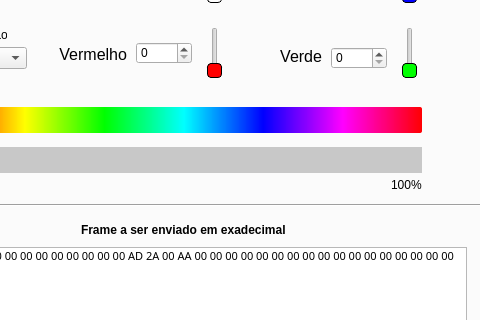
Qt form development/RDM_DMX_Master.ui (GuilhermeRS11/GUI_RDM_DMX_Master) before a commit; both pictures show x 101 to 581 and y 228 to 548 of the 581 by 697 pixel window.
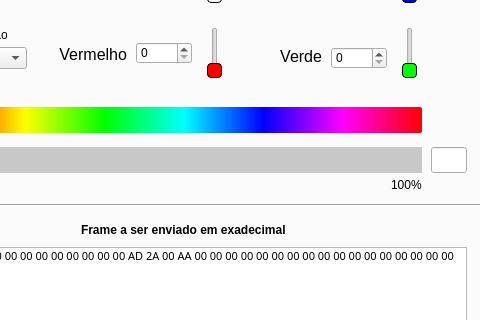
The same form after that commit. The open tabs and pages were chosen to show the change. Icons and pictures are not drawn.

Commit message: Criacao da box de brigthness percentage

Patch:
```diff
--- a/development/RDM_DMX_Master.ui
+++ b/development/RDM_DMX_Master.ui
@@ -3016,6 +3016,37 @@
        <string>100%</string>
       </property>
      </widget>
+     <widget class="QLineEdit" name="brightness_percentage_box">
+      <property name="geometry">
+       <rect>
+        <x>530</x>
+        <y>330</y>
+        <width>36</width>
+        <height>26</height>
+       </rect>
+      </property>
+      <property name="sizePolicy">
+       <sizepolicy hsizetype="Expanding" vsizetype="Fixed">
+        <horstretch>0</horstretch>
+        <verstretch>0</verstretch>
+       </sizepolicy>
+      </property>
+      <property name="baseSize">
+       <size>
+        <width>0</width>
+        <height>0</height>
+       </size>
+      </property>
+      <property name="inputMask">
+       <string/>
+      </property>
+      <property name="frame">
+       <bool>true</bool>
+      </property>
+      <property name="readOnly">
+       <bool>true</bool>
+      </property>
+     </widget>
     </widget>
    </widget>
   </widget>
```
Left out of the diff: 2 changed lines with no effect on the pictures. The commit also changes 6 other files.
